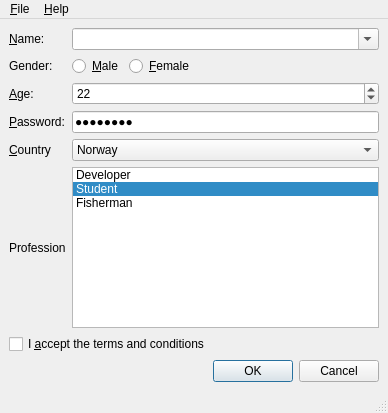
Before: the Qt Designer form perl/examples/widgets/stylesheet/layouts/default.ui in chrisburel/perlqt, drawn with Qt 5.
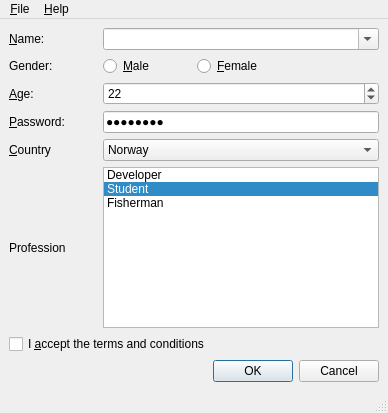
After: the same form once the commit is applied.

```diff
--- a/perl/examples/widgets/stylesheet/layouts/default.ui
+++ b/perl/examples/widgets/stylesheet/layouts/default.ui
@@ -66,7 +66,7 @@
     <item row="1" column="3" >
      <spacer>
       <property name="orientation" >
-       <enum>Qt::Horizontal</enum>
+       <enum>Qt4::Horizontal</enum>
       </property>
       <property name="sizeHint" >
        <size>
@@ -132,7 +132,7 @@
     <item row="7" column="2" colspan="2" >
      <widget class="QDialogButtonBox" name="buttonBox" >
       <property name="orientation" >
-       <enum>Qt::Horizontal</enum>
+       <enum>Qt4::Horizontal</enum>
       </property>
       <property name="standardButtons" >
        <set>QDialogButtonBox::Cancel|QDialogButtonBox::NoButton|QDialogButtonBox::Ok</set>
```
